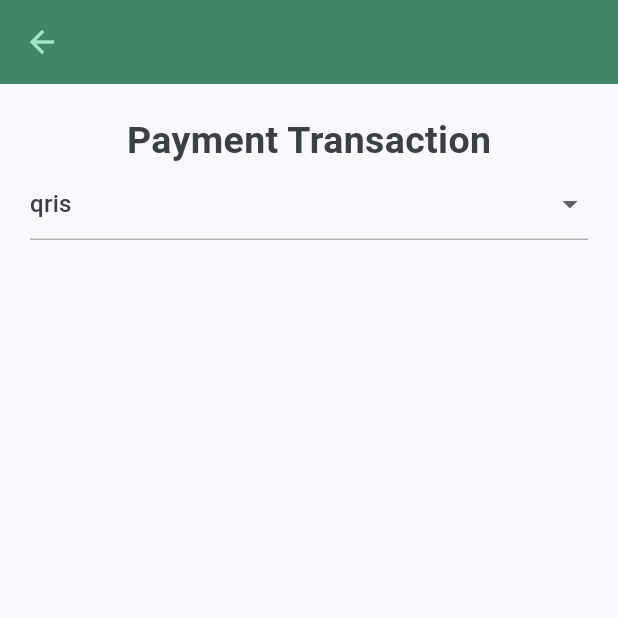
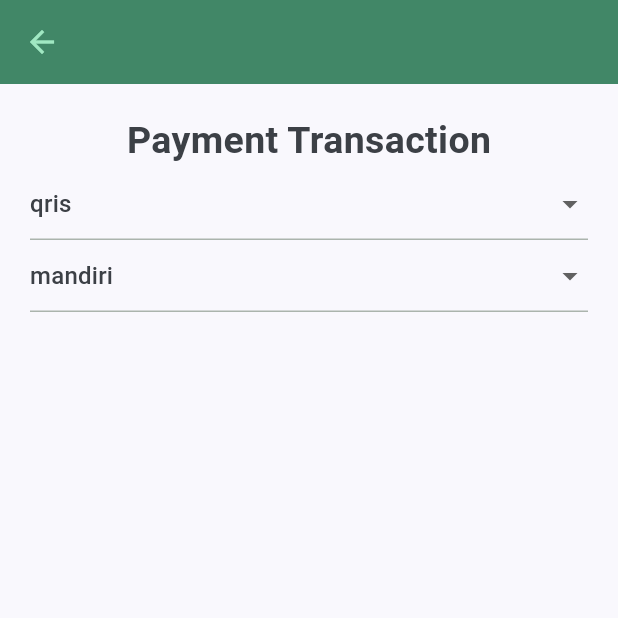
Before and after one commit to dimejune13/lifetracker, a Flutter app: the FinancialPage screen opened directly, on a phone screen of 412 x 824 dp, the top half of it. Run offline on Flutter 3.47's test engine with Material 3 defaults, Android fonts, the phone set to English and light mode, and no system bars.

Commit message:
Added dropdown list for banks

```diff
--- a/lib/src/presentation/financial_page.dart
+++ b/lib/src/presentation/financial_page.dart
@@ -42,8 +42,11 @@ class FinancialForm extends StatefulWidget {
 class _FinancialFormState extends State<FinancialForm> {
   final _formKey = GlobalKey<FormState>();
 
-  String? selectedValue = 'qris';
+  String? paymentTransactionValue = 'qris';
+  String? bankValue = 'mandiri';
+
   List<String> paymentTransactions = <String>['qris', 'cash', 'debit_card', 'credit_card', 'ewallet', 'bank_transfer'];
+  List<String> banks = <String>['mandiri', 'jago', 'superbank', 'bca', 'bri', 'bsi', 'danamon'];
 
   @override
   Widget build(BuildContext context) {
@@ -59,11 +62,11 @@ class _FinancialFormState extends State<FinancialForm> {
             ),
           ),
           DropdownButtonFormField<String>(
-            value: selectedValue,
+            value: paymentTransactionValue,
             hint: Text('Select a payment transaction'),
-            onChanged: (newValue) {
+            onChanged: (selectedPaymentTransaction) {
               setState(() {
-                selectedValue = newValue;
+                paymentTransactionValue = selectedPaymentTransaction;
               });
             },
             validator: (value) {
@@ -80,6 +83,28 @@ class _FinancialFormState extends State<FinancialForm> {
                 );
               }).toList(),
           ),
+          DropdownButtonFormField(
+            value: bankValue,
+            hint: Text('Select a bank'),
+            onChanged: (selectedBank) {
+              setState(() {
+                bankValue = selectedBank;
+              });
+            },
+            validator: (value) {
+              if (value == null) {
+                return 'Please select a bank';
+              }
+              return null;
+            },
+            items: banks
+              .map<DropdownMenuItem<String>>((String value) {
+                return DropdownMenuItem<String>(
+                  value: value,
+                  child: Text(value),
+                );
+              }).toList(),
+          ),
         ],
       ),
     );
```
